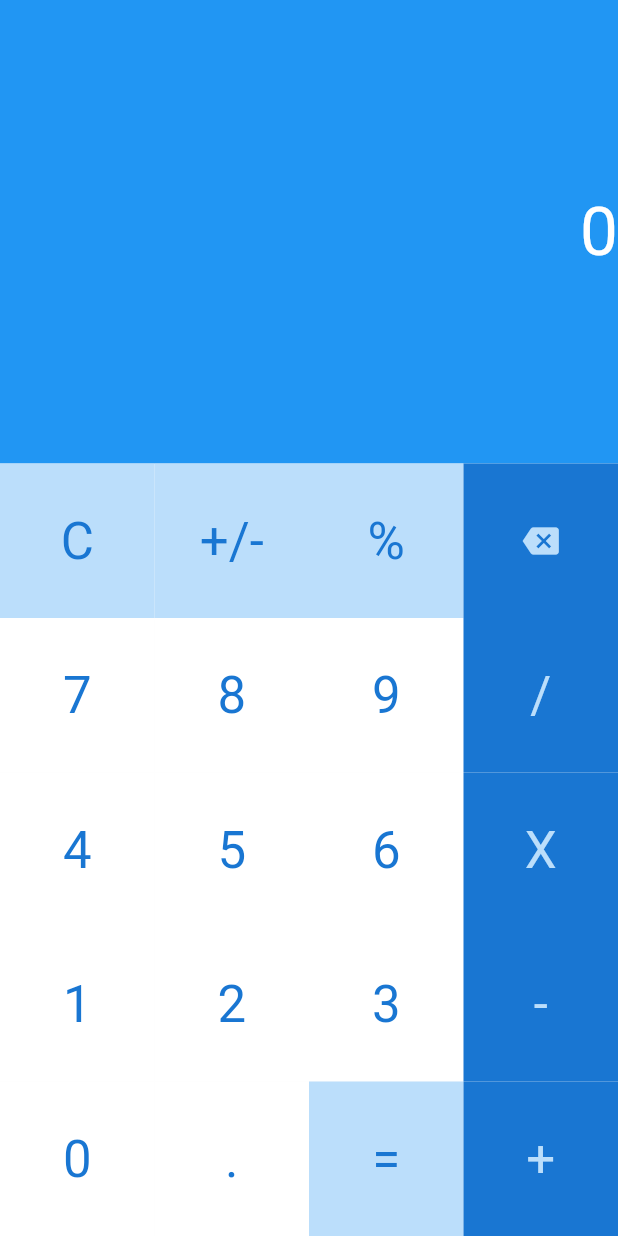
After one commit to aldyhermawan1/Dicoding-Flutter-HelloWorld, a Flutter app: the FundamentalLandingScreen screen opened by its route, after a tap on "Calculator", on a phone screen of 412 x 824 dp. The commit adds this screen. Run offline on Flutter 3.47's test engine with Material 2 defaults, Android fonts, the phone set to English and light mode, and no system bars.

Commit message:
Calculator App

```diff
--- /dev/null
+++ b/lib/screen/fundamental/calculator_screen.dart
@@ -0,0 +1,219 @@
+import 'package:flutter/material.dart';
+
+class CalculatorItem {
+  Color bgColor;
+  Color fgColor;
+  String text;
+  IconData? icon;
+
+  CalculatorItem({
+    required this.bgColor,
+    required this.fgColor,
+    required this.text,
+    this.icon,
+  });
+}
+
+class CalculatorScreen extends StatelessWidget {
+  const CalculatorScreen({super.key});
+
+  @override
+  Widget build(BuildContext context) {
+    List<CalculatorItem> calculatorItems = [
+      CalculatorItem(
+        bgColor: Theme.of(context).primaryColorLight,
+        fgColor: Theme.of(context).primaryColorDark,
+        text: 'C',
+      ),
+      CalculatorItem(
+        bgColor: Theme.of(context).primaryColorLight,
+        fgColor: Theme.of(context).primaryColorDark,
+        text: '+/-',
+      ),
+      CalculatorItem(
+        bgColor: Theme.of(context).primaryColorLight,
+        fgColor: Theme.of(context).primaryColorDark,
+        text: '%',
+      ),
+      CalculatorItem(
+        bgColor: Theme.of(context).primaryColorDark,
+        fgColor: Theme.of(context).primaryColorLight,
+        text: 'Back',
+        icon: Icons.backspace,
+      ),
+      CalculatorItem(
+        bgColor: Colors.white,
+        fgColor: Theme.of(context).primaryColorDark,
+        text: '7',
+      ),
+      CalculatorItem(
+        bgColor: Colors.white,
+        fgColor: Theme.of(context).primaryColorDark,
+        text: '8',
+      ),
+      CalculatorItem(
+        bgColor: Colors.white,
+        fgColor: Theme.of(context).primaryColorDark,
+        text: '9',
+      ),
+      CalculatorItem(
+        bgColor: Theme.of(context).primaryColorDark,
+        fgColor: Theme.of(context).primaryColorLight,
+        text: '/',
+      ),
+      CalculatorItem(
+        bgColor: Colors.white,
+        fgColor: Theme.of(context).primaryColorDark,
+        text: '4',
+      ),
+      CalculatorItem(
+        bgColor: Colors.white,
+        fgColor: Theme.of(context).primaryColorDark,
+        text: '5',
+      ),
+      CalculatorItem(
+        bgColor: Colors.white,
+        fgColor: Theme.of(context).primaryColorDark,
+        text: '6',
+      ),
+      CalculatorItem(
+        bgColor: Theme.of(context).primaryColorDark,
+        fgColor: Theme.of(context).primaryColorLight,
+        text: 'X',
+      ),
+      CalculatorItem(
+        bgColor: Colors.white,
+        fgColor: Theme.of(context).primaryColorDark,
+        text: '1',
+      ),
+      CalculatorItem(
+        bgColor: Colors.white,
+        fgColor: Theme.of(context).primaryColorDark,
+        text: '2',
+      ),
+      CalculatorItem(
+        bgColor: Colors.white,
+        fgColor: Theme.of(context).primaryColorDark,
+        text: '3',
+      ),
+      CalculatorItem(
+        bgColor: Theme.of(context).primaryColorDark,
+        fgColor: Theme.of(context).primaryColorLight,
+        text: '-',
+      ),
+      CalculatorItem(
+        bgColor: Colors.white,
+        fgColor: Theme.of(context).primaryColorDark,
+        text: '0',
+      ),
+      CalculatorItem(
+        bgColor: Colors.white,
+        fgColor: Theme.of(context).primaryColorDark,
+        text: '.',
+      ),
+      CalculatorItem(
+        bgColor: Theme.of(context).primaryColorLight,
+        fgColor: Theme.of(context).primaryColorDark,
+        text: '=',
+      ),
+      CalculatorItem(
+        bgColor: Theme.of(context).primaryColorDark,
+        fgColor: Theme.of(context).primaryColorLight,
+        text: '+',
+      ),
+    ];
+    return Scaffold(
+      body: Column(
+        children: [
+          Expanded(
+            child: Container(
+              color: Theme.of(context).primaryColor,
+              child: Align(
+                alignment: Alignment.centerRight,
+                child: Text(
+                  '0',
+                  style: Theme.of(context)
+                      .textTheme
+                      .headline3!
+                      .copyWith(color: Colors.white),
+                ),
+              ),
+            ),
+          ),
+          GridView.count(
+            padding: const EdgeInsets.all(0),
+            shrinkWrap: true,
+            crossAxisCount: 4,
+            children: calculatorItems.map((e) {
+              if (e.icon == null) {
+                return CalculatorButton(
+                  bgColor: e.bgColor,
+                  fgColor: e.fgColor,
+                  text: e.text,
+                  onTap: () {},
+                );
+              } else {
+                return CalculatorButton.item(
+                  bgColor: e.bgColor,
+                  fgColor: e.fgColor,
+                  text: e.text,
+                  icon: e.icon,
+                  onTap: () {},
+                );
+              }
+            }).toList(),
+          ),
+        ],
+      ),
+    );
+  }
+}
+
+class CalculatorButton extends StatelessWidget {
+  final Function() onTap;
+
+  final Color bgColor;
+  final Color fgColor;
+  final String text;
+  IconData? icon;
+
+  CalculatorButton({
+    super.key,
+    required this.bgColor,
+    required this.fgColor,
+    required this.text,
+    required this.onTap,
+  });
+
+  CalculatorButton.item({
+    super.key,
+    required this.bgColor,
+    required this.fgColor,
+    required this.text,
+    required this.icon,
+    required this.onTap
+  });
+
+  @override
+  Widget build(BuildContext context) {
+    return GestureDetector(
+      onTap: onTap,
+      child: Container(
+        color: bgColor,
+        child: Center(
+            child: icon == null
+                ? Text(
+              text,
+              style: Theme.of(context)
+                  .textTheme
+                  .headline4!
+                  .copyWith(color: fgColor),
+            )
+                : Icon(
+              icon,
+              color: fgColor,
+            )),
+      ),
+    );
+  }
+}
--- a/lib/screen/fundamental/fundamental_landing_screen.dart
+++ b/lib/screen/fundamental/fundamental_landing_screen.dart
@@ -1,4 +1,5 @@
 import 'package:flutter/material.dart';
+import 'package:hello_world/screen/fundamental/calculator_screen.dart';
 import 'package:hello_world/screen/fundamental/constraint_screen.dart';
 import 'package:hello_world/screen/fundamental/gesture_screen.dart';
 import 'package:hello_world/screen/fundamental/navigation_routing_screen.dart';
@@ -40,6 +41,14 @@ class FundamentalLandingScreen extends StatelessWidget {
               },
               child: const Text('Gesture'),
             ),
+            ElevatedButton(
+              onPressed: () {
+                Navigator.push(context, MaterialPageRoute(builder: (context) {
+                  return const CalculatorScreen();
+                }));
+              },
+              child: const Text('Calculator'),
+            ),
           ],
         ),
       ),
```
